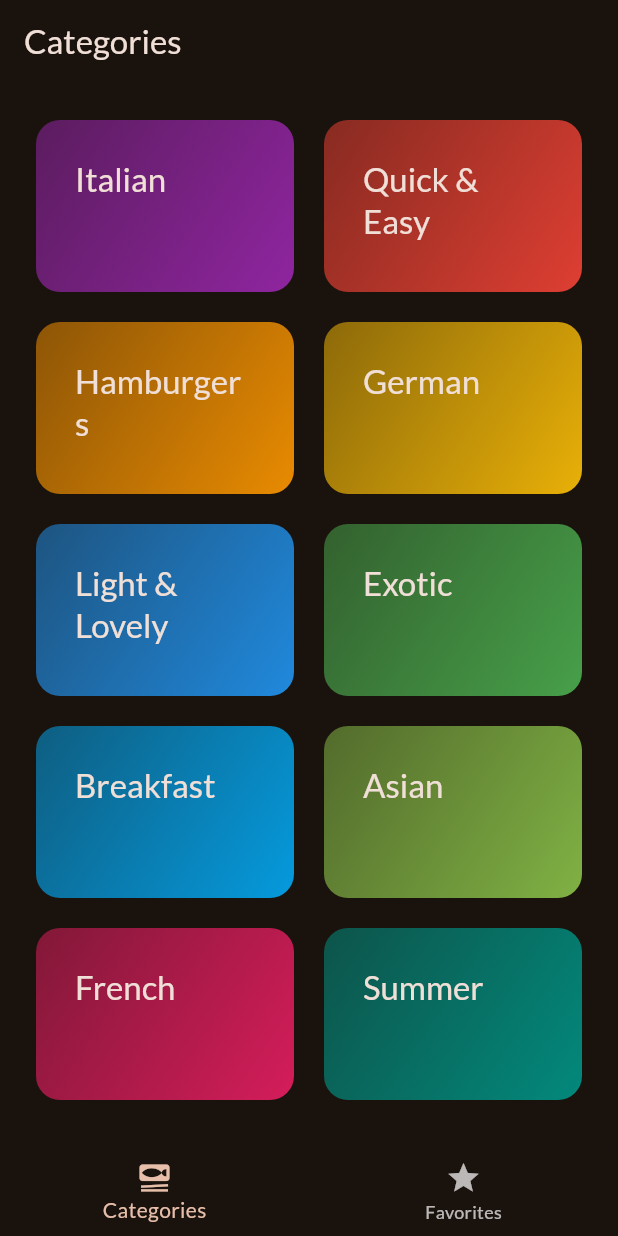
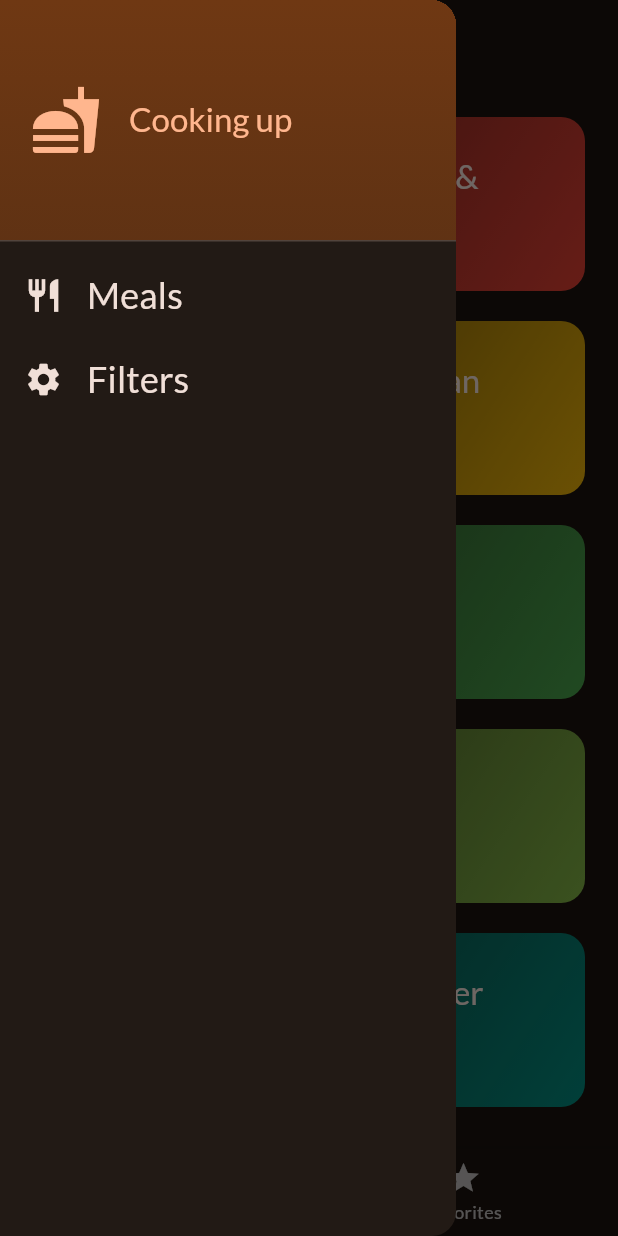
Before and after one commit to abutohan/flutter, a Flutter app: the screen it shows after launch, with the side drawer open (before the commit the screen has no drawer), on a phone screen of 412 x 824 dp. Run offline on Flutter 3.47's test engine with Material 3 defaults, Android fonts, the phone set to English and light mode, and no system bars; our stand-ins replace google_fonts, transparent_image.

Commit message:
meals-app: ui done

```diff
--- a/projects/meals_app/lib/data/meal_data.dart
+++ b/projects/meals_app/lib/data/meal_data.dart
@@ -1,6 +1,6 @@
 import 'package:meals_app/models/meal.dart';
 
-const List<Meal> dummyMeals = [
+List<Meal> dummyMeals = [
   Meal(
     id: 'm1',
     categories: ['c1', 'c2'],
@@ -31,6 +31,7 @@ const List<Meal> dummyMeals = [
     isVegan: true,
     isVegetarian: true,
     isLactoseFree: true,
+    isFavorite: false,
   ),
   Meal(
     id: 'm2',
@@ -57,6 +58,7 @@ const List<Meal> dummyMeals = [
     isVegan: false,
     isVegetarian: false,
     isLactoseFree: false,
+    isFavorite: false,
   ),
   Meal(
     id: 'm3',
@@ -86,6 +88,7 @@ const List<Meal> dummyMeals = [
     isVegan: false,
     isVegetarian: false,
     isLactoseFree: true,
+    isFavorite: false,
   ),
   Meal(
     id: 'm4',
@@ -119,6 +122,7 @@ const List<Meal> dummyMeals = [
     isVegan: false,
     isVegetarian: false,
     isLactoseFree: false,
+    isFavorite: false,
   ),
   Meal(
     id: 'm5',
@@ -155,6 +159,7 @@ const List<Meal> dummyMeals = [
     isVegan: false,
     isVegetarian: true,
     isLactoseFree: true,
+    isFavorite: false,
   ),
   Meal(
     id: 'm6',
@@ -188,6 +193,7 @@ const List<Meal> dummyMeals = [
     isVegan: false,
     isVegetarian: true,
     isLactoseFree: false,
+    isFavorite: false,
   ),
   Meal(
     id: 'm7',
@@ -217,6 +223,7 @@ const List<Meal> dummyMeals = [
     isVegan: false,
     isVegetarian: true,
     isLactoseFree: false,
+    isFavorite: false,
   ),
   Meal(
     id: 'm8',
@@ -248,6 +255,7 @@ const List<Meal> dummyMeals = [
     isVegan: false,
     isVegetarian: false,
     isLactoseFree: true,
+    isFavorite: false,
   ),
   Meal(
     id: 'm9',
@@ -295,6 +303,7 @@ const List<Meal> dummyMeals = [
     isVegan: false,
     isVegetarian: true,
     isLactoseFree: false,
+    isFavorite: false,
   ),
   Meal(
     id: 'm10',
@@ -325,5 +334,6 @@ const List<Meal> dummyMeals = [
     isVegan: true,
     isVegetarian: true,
     isLactoseFree: true,
+    isFavorite: false,
   ),
 ];
--- a/projects/meals_app/lib/main.dart
+++ b/projects/meals_app/lib/main.dart
@@ -1,6 +1,5 @@
 import 'package:flutter/material.dart';
 import 'package:google_fonts/google_fonts.dart';
-import 'package:meals_app/screens/categories_screen.dart';
 import 'package:meals_app/screens/tabs_screen.dart';
 
 final theme = ThemeData(
--- a/projects/meals_app/lib/models/meal.dart
+++ b/projects/meals_app/lib/models/meal.dart
@@ -3,7 +3,7 @@ enum Complexity { simple, challenging, hard }
 enum Affordability { affordable, pricey, luxurious }
 
 class Meal {
-  const Meal({
+  Meal({
     required this.id,
     required this.categories,
     required this.title,
@@ -17,6 +17,7 @@ class Meal {
     required this.isLactoseFree,
     required this.isVegan,
     required this.isVegetarian,
+    required this.isFavorite,
   });
 
   final String id;
@@ -32,4 +33,5 @@ class Meal {
   final bool isLactoseFree;
   final bool isVegan;
   final bool isVegetarian;
+  bool isFavorite;
 }
--- a/projects/meals_app/lib/screens/categories_screen.dart
+++ b/projects/meals_app/lib/screens/categories_screen.dart
@@ -1,47 +1,65 @@
 import 'package:flutter/material.dart';
 import 'package:meals_app/data/category_data.dart';
-import 'package:meals_app/data/meal_data.dart';
 import 'package:meals_app/models/category.dart';
+import 'package:meals_app/models/meal.dart';
 import 'package:meals_app/screens/meals_screen.dart';
 import 'package:meals_app/widgets/category_grid_item.dart';
 
 class CategoriesScreen extends StatelessWidget {
-  const CategoriesScreen({super.key});
+  const CategoriesScreen({
+    required this.onToggleFavorite,
+    required this.filteredMeals,
+    super.key,
+  });
+  final List<Meal> filteredMeals;
+  final void Function(Meal meal) onToggleFavorite;
 
-  void _selectCategory(BuildContext context, Category category) {
-    final filteredMeals =
-        dummyMeals
-            .where((meal) => meal.categories.contains(category.id))
-            .toList();
+  void _selectCategory(
+    BuildContext context,
+    Category category,
+    Map<String, List<Meal>> mealsByCategory,
+  ) {
+    final availableMeals = mealsByCategory[category.id] ?? [];
 
-    Navigator.push(
-      context,
+    Navigator.of(context).push(
       MaterialPageRoute(
         builder:
-            (ctx) => MealsScreen(title: category.title, meals: filteredMeals),
+            (ctx) => MealsScreen(
+              title: category.title,
+              meals: availableMeals,
+              onToggleFavorite: onToggleFavorite,
+            ),
       ),
     );
   }
 
   @override
   Widget build(BuildContext context) {
-    return GridView(
-      padding: const EdgeInsets.all(24),
-      gridDelegate: SliverGridDelegateWithFixedCrossAxisCount(
+    final mealsByCategory = <String, List<Meal>>{};
+    for (final meal in filteredMeals) {
+      for (final categoryId in meal.categories) {
+        mealsByCategory.putIfAbsent(categoryId, () => []).add(meal);
+      }
+    }
+
+    return GridView.builder(
+      padding: const EdgeInsets.all(22),
+      gridDelegate: const SliverGridDelegateWithFixedCrossAxisCount(
         crossAxisCount: 2,
         childAspectRatio: 3 / 2,
         mainAxisSpacing: 20,
         crossAxisSpacing: 20,
       ),
-      children: [
-        for (final category in availableCategories)
-          CategoryGridItem(
-            category: category,
-            onSelectCategory: () {
-              _selectCategory(context, category);
-            },
-          ),
-      ],
+      itemCount: availableCategories.length,
+      itemBuilder: (context, index) {
+        final category = availableCategories[index];
+        return CategoryGridItem(
+          key: ValueKey(category.id), // Add key for better diffing
+          category: category,
+          onSelectCategory:
+              () => _selectCategory(context, category, mealsByCategory),
+        );
+      },
     );
   }
 }
--- a/projects/meals_app/lib/screens/tabs_screen.dart
+++ b/projects/meals_app/lib/screens/tabs_screen.dart
@@ -1,6 +1,17 @@
 import 'package:flutter/material.dart';
+import 'package:meals_app/data/meal_data.dart';
+import 'package:meals_app/models/meal.dart';
 import 'package:meals_app/screens/categories_screen.dart';
+import 'package:meals_app/screens/filters_screen.dart';
 import 'package:meals_app/screens/meals_screen.dart';
+import 'package:meals_app/widgets/main_drawer.dart';
+
+const kInitialFilters = {
+  Filter.gluttenFree: false,
+  Filter.lactoseFree: false,
+  Filter.vegetarian: false,
+  Filter.vegan: false,
+};
 
 class TabsScreen extends StatefulWidget {
   const TabsScreen({super.key});
@@ -11,30 +22,91 @@ class TabsScreen extends StatefulWidget {
 
 class _TabsScreenState extends State<TabsScreen> {
   int _selectedPageIndex = 0;
+  final Set<Meal> _favoriteMeals = {};
+  Map<Filter, bool> _selectedFilters = kInitialFilters;
 
-  void _selectPage(int index) {
-    setState(() {
-      _selectedPageIndex = index;
-    });
+  void _setScreen(String identifier) async {
+    Navigator.of(context).pop();
+
+    if (identifier == "filters") {
+      final result = await Navigator.of(context).push<Map<Filter, bool>>(
+        MaterialPageRoute(
+          builder: (ctx) => FiltersScreen(currentFilter: _selectedFilters),
+        ),
+      );
+      setState(() {
+        _selectedFilters = result ?? kInitialFilters;
+      });
+    }
+  }
+
+  void _toggleMealFavoriteStatus(Meal meal) {
+    final isExisting = _favoriteMeals.contains(meal);
+
+    if (isExisting) {
+      setState(() {
+        _favoriteMeals.remove(meal);
+        _showInfoMessage("Removed from favorites");
+      });
+    } else {
+      setState(() {
+        _favoriteMeals.add(meal);
+        _showInfoMessage("Added to favorites");
+      });
+    }
+  }
+
+  void _showInfoMessage(String message) {
+    ScaffoldMessenger.of(context).clearSnackBars();
+    ScaffoldMessenger.of(
+      context,
+    ).showSnackBar(SnackBar(content: Text(message)));
+  }
+
+  bool _isMealFiltered(Meal meal) {
+    for (var filter in _selectedFilters.entries) {
+      if (filter.value) {
+        switch (filter.key) {
+          case Filter.gluttenFree:
+            if (!meal.isGlutenFree) return false;
+            break;
+          case Filter.lactoseFree:
+            if (!meal.isLactoseFree) return false;
+            break;
+          case Filter.vegetarian:
+            if (!meal.isVegetarian) return false;
+            break;
+          case Filter.vegan:
+            if (!meal.isVegan) return false;
+            break;
+        }
+      }
+    }
+    return true;
   }
 
   @override
   Widget build(BuildContext context) {
-    Widget activePage = const CategoriesScreen();
-    String activePageTitle = "Categories";
+    final filteredMeals = dummyMeals.where(_isMealFiltered).toList();
+    final pageTitles = ['Categories', 'Your Favorites'];
 
-    if (_selectedPageIndex == 1) {
-      activePage = MealsScreen(meals: []);
-      activePageTitle = "Your favorites";
-    }
+    final pages = [
+      CategoriesScreen(
+        filteredMeals: filteredMeals,
+        onToggleFavorite: _toggleMealFavoriteStatus,
+      ),
+      MealsScreen(
+        meals: _favoriteMeals.toList(),
+        onToggleFavorite: _toggleMealFavoriteStatus,
+      ),
+    ];
 
     return Scaffold(
-      appBar: AppBar(title: Text(activePageTitle)),
-      body: activePage,
+      appBar: AppBar(title: Text(pageTitles[_selectedPageIndex])),
+      body: pages[_selectedPageIndex],
+      drawer: MainDrawer(onSelectScreen: _setScreen),
       bottomNavigationBar: BottomNavigationBar(
-        onTap: (index) {
-          _selectPage(index);
-        },
+        onTap: (index) => setState(() => _selectedPageIndex = index),
         currentIndex: _selectedPageIndex,
         items: [
           BottomNavigationBarItem(
--- /dev/null
+++ b/projects/meals_app/lib/widgets/main_drawer.dart
@@ -0,0 +1,84 @@
+import 'package:flutter/material.dart';
+
+class MainDrawer extends StatelessWidget {
+  const MainDrawer({required this.onSelectScreen, super.key});
+
+  final void Function(String indentifier) onSelectScreen;
+
+  @override
+  Widget build(BuildContext context) {
+    return SafeArea(
+      child: Drawer(
+        child: Column(
+          children: [
+            DrawerHeader(
+              padding: const EdgeInsets.all(20),
+              decoration: BoxDecoration(
+                gradient: LinearGradient(
+                  colors: [
+                    Theme.of(context).colorScheme.primaryContainer,
+                    Theme.of(
+                      context,
+                    ).colorScheme.primaryContainer.withOpacity(0.8),
+                  ],
+                  begin: Alignment.topRight,
+                  end: Alignment.bottomRight,
+                ),
+              ),
+              child: Row(
+                children: [
+                  Icon(
+                    Icons.fastfood,
+                    size: 48,
+                    color: Theme.of(context).colorScheme.primary,
+                  ),
+                  const SizedBox(width: 18),
+                  Text(
+                    "Cooking up",
+                    style: Theme.of(context).textTheme.titleLarge!.copyWith(
+                      color: Theme.of(context).colorScheme.primary,
+                    ),
+                  ),
+                ],
+              ),
+            ),
+            ListTile(
+              leading: Icon(
+                Icons.restaurant,
+                size: 26,
+                color: Theme.of(context).colorScheme.onBackground,
+              ),
+              title: Text(
+                "Meals",
+                style: Theme.of(context).textTheme.titleSmall!.copyWith(
+                  color: Theme.of(context).colorScheme.onBackground,
+                  fontSize: 24,
+                ),
+              ),
+              onTap: () {
+                onSelectScreen("meals");
+              },
+            ),
+            ListTile(
+              leading: Icon(
+                Icons.settings,
+                size: 26,
+                color: Theme.of(context).colorScheme.onBackground,
+              ),
+              title: Text(
+                "Filters",
+                style: Theme.of(context).textTheme.titleSmall!.copyWith(
+                  color: Theme.of(context).colorScheme.onBackground,
+                  fontSize: 24,
+                ),
+              ),
+              onTap: () {
+                onSelectScreen("filters");
+              },
+            ),
+          ],
+        ),
+      ),
+    );
+  }
+}
```
Also changed, not shown: projects/meals_app/lib/screens/filters_screen.dart (added, +126 -0 lines), projects/meals_app/lib/screens/meal_details_screen.dart (+38 -6 lines), projects/meals_app/lib/screens/meals_screen.dart (+15 -4 lines).
